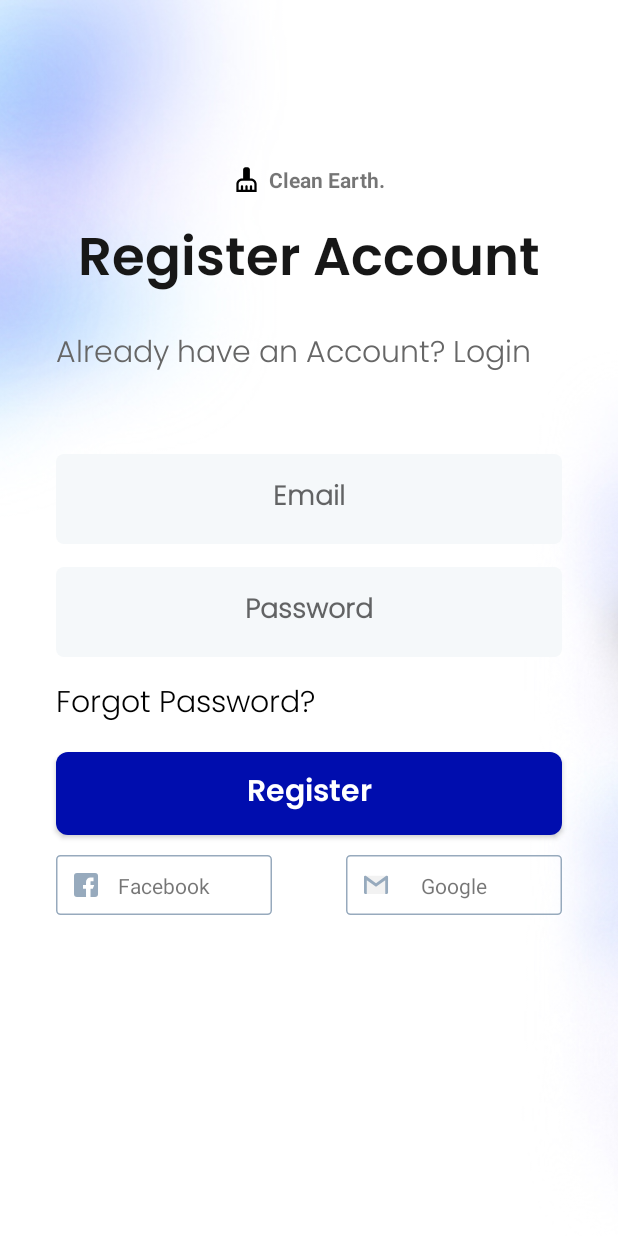
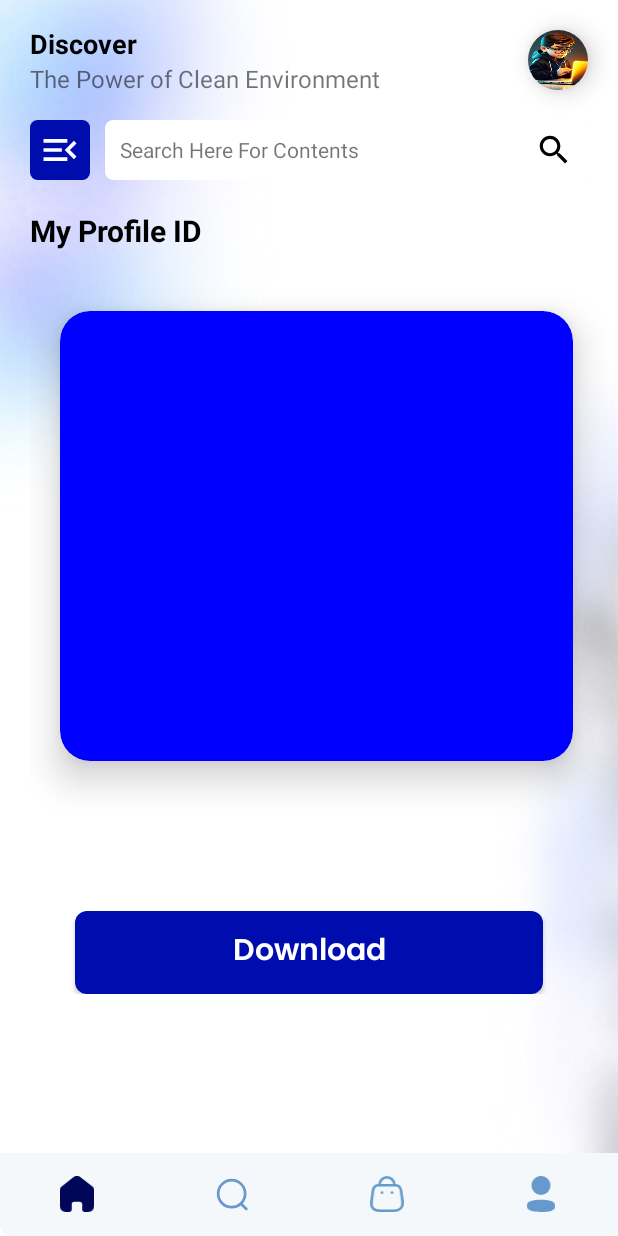
Before and after one commit to ERIC10000/WasteManagerApp, an Android app: the screen it shows after launch (MainActivity before the commit, HomeActivity after it), on a phone screen of 412 x 824 dp. Run offline under Robolectric (Android 15) with nearby library versions, the phone set to English and light mode, and no system bars.

```diff
--- a/app/src/main/AndroidManifest.xml
+++ b/app/src/main/AndroidManifest.xml
@@ -12,6 +12,9 @@
         android:theme="@style/Theme.WasteManagerApp"
         tools:targetApi="31">
         <activity
+            android:name=".MainActivity"
+            android:exported="false" />
+        <activity
             android:name=".RegisterActivity"
             android:exported="false" />
         <activity
@@ -24,7 +27,7 @@
             android:name=".IntroductionActivity"
             android:exported="false" />
         <activity
-            android:name=".MainActivity"
+            android:name=".HomeActivity"
             android:exported="true">
             <intent-filter>
                 <action android:name="android.intent.action.MAIN" />
--- /dev/null
+++ b/app/src/main/java/com/example/wastemanagerapp/HomeActivity.kt
@@ -0,0 +1,54 @@
+package com.example.wastemanagerapp
+
+import androidx.appcompat.app.AppCompatActivity
+import android.os.Bundle
+import android.widget.Toast
+import androidx.fragment.app.Fragment
+import com.google.android.material.bottomnavigation.BottomNavigationView
+
+class HomeActivity : AppCompatActivity() {
+    private lateinit var bottomNavigation: BottomNavigationView
+    override fun onCreate(savedInstanceState: Bundle?) {
+        super.onCreate(savedInstanceState)
+        setContentView(R.layout.activity_home)
+
+        bottomNavigation = findViewById(R.id.bottom_navigation)
+        bottomNavigation.setOnItemSelectedListener { menuItem ->
+            when(menuItem.itemId){
+
+                R.id.home -> {
+                    replaceFragment(HomeFragment())
+                }
+
+                R.id.search -> {
+                    replaceFragment(SearchFragment())
+                }
+
+
+                R.id.cart -> {
+                    replaceFragment(NotificationFragment())
+                }
+
+                R.id.profile -> {
+                    replaceFragment(ProfileFragment())
+                }
+
+            } // end when
+            true
+        }
+        replaceFragment(HomeFragment())
+
+//        bottomNavigation.getOrCreateBadge(R.id.bottom_reels).apply {
+//            number = 5
+//            isVisible = true
+//        }
+
+
+
+
+    }// end onCreate
+
+    private fun replaceFragment(fragment: Fragment){
+        supportFragmentManager.beginTransaction().replace(R.id.fragment, fragment).commit()
+    }
+}
--- /dev/null
+++ b/app/src/main/java/com/example/wastemanagerapp/HomeFragment.kt
@@ -0,0 +1,59 @@
+package com.example.wastemanagerapp
+
+import android.os.Bundle
+import androidx.fragment.app.Fragment
+import android.view.LayoutInflater
+import android.view.View
+import android.view.ViewGroup
+
+// TODO: Rename parameter arguments, choose names that match
+// the fragment initialization parameters, e.g. ARG_ITEM_NUMBER
+private const val ARG_PARAM1 = "param1"
+private const val ARG_PARAM2 = "param2"
+
+/**
+ * A simple [Fragment] subclass.
+ * Use the [HomeFragment.newInstance] factory method to
+ * create an instance of this fragment.
+ */
+class HomeFragment : Fragment() {
+    // TODO: Rename and change types of parameters
+    private var param1: String? = null
+    private var param2: String? = null
+
+    override fun onCreate(savedInstanceState: Bundle?) {
+        super.onCreate(savedInstanceState)
+        arguments?.let {
+            param1 = it.getString(ARG_PARAM1)
+            param2 = it.getString(ARG_PARAM2)
+        }
+    }
+
+    override fun onCreateView(
+        inflater: LayoutInflater, container: ViewGroup?,
+        savedInstanceState: Bundle?
+    ): View? {
+        // Inflate the layout for this fragment
+        return inflater.inflate(R.layout.fragment_home, container, false)
+    }
+
+    companion object {
+        /**
+         * Use this factory method to create a new instance of
+         * this fragment using the provided parameters.
+         *
+         * @param param1 Parameter 1.
+         * @param param2 Parameter 2.
+         * @return A new instance of fragment HomeFragment.
+         */
+        // TODO: Rename and change types and number of parameters
+        @JvmStatic
+        fun newInstance(param1: String, param2: String) =
+            HomeFragment().apply {
+                arguments = Bundle().apply {
+                    putString(ARG_PARAM1, param1)
+                    putString(ARG_PARAM2, param2)
+                }
+            }
+    }
+}
--- /dev/null
+++ b/app/src/main/res/drawable/baseline_search_24.xml
@@ -0,0 +1,5 @@
+<vector android:height="24dp" android:tint="#000000"
+    android:viewportHeight="24" android:viewportWidth="24"
+    android:width="24dp" xmlns:android="http://schemas.android.com/apk/res/android">
+    <path android:fillColor="@android:color/white" android:pathData="M15.5,14h-0.79l-0.28,-0.27C15.41,12.59 16,11.11 16,9.5 16,5.91 13.09,3 9.5,3S3,5.91 3,9.5 5.91,16 9.5,16c1.61,0 3.09,-0.59 4.23,-1.57l0.27,0.28v0.79l5,4.99L20.49,19l-4.99,-5zM9.5,14C7.01,14 5,11.99 5,9.5S7.01,5 9.5,5 14,7.01 14,9.5 11.99,14 9.5,14z"/>
+</vector>
--- /dev/null
+++ b/app/src/main/res/drawable/menu_icon.xml
@@ -0,0 +1,5 @@
+<vector android:autoMirrored="true" android:height="24dp"
+    android:tint="#FFFFFF" android:viewportHeight="24"
+    android:viewportWidth="24" android:width="24dp" xmlns:android="http://schemas.android.com/apk/res/android">
+    <path android:fillColor="@android:color/white" android:pathData="M3,18h13v-2L3,16v2zM3,13h10v-2L3,11v2zM3,6v2h13L16,6L3,6zM21,15.59L17.42,12 21,8.41 19.59,7l-5,5 5,5L21,15.59z"/>
+</vector>
--- /dev/null
+++ b/app/src/main/res/layout/activity_home.xml
@@ -0,0 +1,38 @@
+<?xml version="1.0" encoding="utf-8"?>
+<androidx.constraintlayout.widget.ConstraintLayout xmlns:android="http://schemas.android.com/apk/res/android"
+    xmlns:app="http://schemas.android.com/apk/res-auto"
+    xmlns:tools="http://schemas.android.com/tools"
+    android:layout_width="match_parent"
+    android:layout_height="match_parent"
+    android:background="@drawable/blury_background"
+    tools:context=".HomeActivity">
+
+    <FrameLayout
+        android:id="@+id/fragment"
+        android:layout_width="match_parent"
+        android:layout_height="match_parent"
+        app:layout_constraintBottom_toTopOf="@id/bottom_navigation"
+        app:layout_constraintEnd_toEndOf="parent"
+        app:layout_constraintStart_toStartOf="parent"
+        app:layout_constraintTop_toTopOf="parent"/>
+
+
+    <com.google.android.material.bottomnavigation.BottomNavigationView
+        android:id="@+id/bottom_navigation"
+        android:layout_width="match_parent"
+        android:layout_height="55dp"
+        android:background="@drawable/bottom_navigation_background"
+        app:elevation="0dp"
+        app:itemIconTint="@drawable/bottom_nav_item_background"
+        app:itemPaddingBottom="10dp"
+        app:itemPaddingTop="10dp"
+        app:itemRippleColor="@color/g_white"
+        app:labelVisibilityMode="unlabeled"
+        app:layout_constraintBottom_toBottomOf="parent"
+        app:layout_constraintEnd_toEndOf="parent"
+        app:layout_constraintStart_toStartOf="parent"
+        app:menu="@menu/bottom_navigation_menu" />
+
+
+
+</androidx.constraintlayout.widget.ConstraintLayout>
--- a/app/src/main/res/layout/activity_main.xml
+++ b/app/src/main/res/layout/activity_main.xml
@@ -4,7 +4,7 @@
     xmlns:tools="http://schemas.android.com/tools"
     android:layout_width="match_parent"
     android:layout_height="match_parent"
-    tools:context=".MainActivity">
+    tools:context=".RegisterActivity">
 
     <ImageView
         android:layout_width="match_parent"
@@ -59,93 +59,62 @@
             android:layout_marginTop="15dp"/>
 
         <EditText
-            android:id="@+id/emailLogin"
+            android:id="@+id/firstName"
             android:layout_width="0dp"
             android:layout_height="60dp"
             app:layout_constraintStart_toStartOf="@id/guidelineLeft"
             app:layout_constraintEnd_toEndOf="@id/guidelineRight"
             app:layout_constraintTop_toBottomOf="@id/Quality"
             style="@style/editText"
-            android:hint="Email"
-            android:inputType="textEmailAddress"
+            android:hint="First Name"
             android:layout_marginTop="50dp"/>
 
+
+
         <EditText
-            android:id="@+id/passwordLogin"
+            android:id="@+id/lastName"
             android:layout_width="0dp"
             android:layout_height="60dp"
             app:layout_constraintStart_toStartOf="@id/guidelineLeft"
             app:layout_constraintEnd_toEndOf="@id/guidelineRight"
-            app:layout_constraintTop_toBottomOf="@id/emailLogin"
+            app:layout_constraintTop_toBottomOf="@id/firstName"
             style="@style/editText"
-            android:hint="Password"
+            android:hint="Last Name"
+            android:layout_marginTop="15dp"/>
+
+        <EditText
+            android:id="@+id/email"
+            android:layout_width="0dp"
+            android:layout_height="60dp"
+            app:layout_constraintStart_toStartOf="@id/guidelineLeft"
+            app:layout_constraintEnd_toEndOf="@id/guidelineRight"
+            app:layout_constraintTop_toBottomOf="@id/lastName"
+            style="@style/editText"
+            android:hint="Email Address"
             android:inputType="textPassword"
             android:layout_marginTop="15dp"/>
 
 
-        <TextView
-            android:id="@+id/ForgotLogin"
+        <ImageView
+            android:id="@+id/textIcon"
             android:layout_width="wrap_content"
             android:layout_height="wrap_content"
-            app:layout_constraintStart_toStartOf="@id/guidelineLeft"
-            app:layout_constraintTop_toBottomOf="@id/passwordLogin"
-            android:textAlignment="center"
-            style="@style/h2"
-            android:gravity="center"
-            android:text="Forgot Password?"
-            android:layout_marginTop="15dp"
-            android:textColor="@color/black"/>
-
-        <androidx.appcompat.widget.AppCompatButton
-            android:id="@+id/btn_login"
-            android:layout_width="0dp"
-            android:layout_height="55dp"
-            style="@style/blueButtonStyle"
-            android:fontFamily="@font/poppins_thin"
-            android:text="Register"
-            android:layout_marginTop="15dp"
-            android:textColor="@color/white"
-            app:layout_constraintEnd_toEndOf="@id/guidelineRight"
-            app:layout_constraintStart_toStartOf="@id/guidelineLeft"
-            app:layout_constraintTop_toBottomOf="@id/ForgotLogin" />
-
-
-        <ImageView
-            android:id="@+id/facebookLogin"
-            android:layout_width="wrap_content"
-            android:layout_height="wrap_content"
-            android:layout_marginTop="13dp"
-            app:layout_constraintStart_toStartOf="@id/guidelineLeft"
-            app:layout_constraintTop_toBottomOf="@id/btn_login"
-            android:src="@drawable/facebook_login"/>
+            android:src="@drawable/arrow_right"
+            android:paddingEnd="50dp"
+            app:layout_constraintBottom_toBottomOf="parent"
+            app:layout_constraintEnd_toEndOf="parent"
+            android:layout_marginBottom="20dp"/>
 
         <TextView
             android:layout_width="wrap_content"
             android:layout_height="wrap_content"
-            android:text="Facebook"
-            app:layout_constraintStart_toStartOf="@id/facebookLogin"
-            app:layout_constraintTop_toTopOf="@id/facebookLogin"
-            app:layout_constraintBottom_toBottomOf="@id/facebookLogin"
-            app:layout_constraintEnd_toEndOf="@id/facebookLogin"/>
-
-
-        <ImageView
-            android:id="@+id/googleLogin"
-            android:layout_width="wrap_content"
-            android:layout_height="wrap_content"
-            android:layout_marginTop="13dp"
-            app:layout_constraintEnd_toEndOf="@id/guidelineRight"
-            app:layout_constraintTop_toBottomOf="@id/btn_login"
-            android:src="@drawable/google_login"/>
-
-        <TextView
-            android:layout_width="wrap_content"
-            android:layout_height="wrap_content"
-            android:text="Google"
-            app:layout_constraintStart_toStartOf="@id/googleLogin"
-            app:layout_constraintTop_toTopOf="@id/googleLogin"
-            app:layout_constraintBottom_toBottomOf="@id/googleLogin"
-            app:layout_constraintEnd_toEndOf="@id/googleLogin"/>
+            android:text="Next"
+            app:layout_constraintStart_toStartOf="@id/textIcon"
+            app:layout_constraintEnd_toEndOf="@id/textIcon"
+            android:textColor="@color/black"
+            app:layout_constraintBottom_toBottomOf="@id/textIcon"
+            app:layout_constraintTop_toTopOf="@id/textIcon"
+            />
 
 
 
--- /dev/null
+++ b/app/src/main/res/layout/fragment_home.xml
@@ -0,0 +1,183 @@
+<?xml version="1.0" encoding="utf-8"?>
+<FrameLayout xmlns:android="http://schemas.android.com/apk/res/android"
+    xmlns:tools="http://schemas.android.com/tools"
+    android:layout_width="match_parent"
+    android:layout_height="match_parent"
+    xmlns:app="http://schemas.android.com/apk/res-auto"
+    tools:context=".HomeFragment">
+
+    <LinearLayout
+        android:layout_width="match_parent"
+        android:layout_height="match_parent"
+        android:orientation="vertical">
+
+
+        <LinearLayout
+            android:layout_width="match_parent"
+            android:layout_height="80dp"
+            android:gravity="center_vertical"
+            android:layout_marginStart="20dp">
+
+            <LinearLayout
+                android:layout_width="match_parent"
+                android:layout_height="wrap_content"
+                android:layout_weight="1"
+                android:orientation="vertical">
+
+                <TextView
+                    android:layout_width="wrap_content"
+                    android:layout_height="wrap_content"
+                    android:textSize="18dp"
+                    android:textColor="@color/black"
+                    android:textStyle="bold"
+                    android:text="Discover"/>
+
+                <TextView
+                    android:layout_width="wrap_content"
+                    android:layout_height="wrap_content"
+                    android:textSize="16dp"
+                    android:text="The Power of Clean Environment"/>
+
+
+
+
+            </LinearLayout>
+
+            <androidx.cardview.widget.CardView
+                android:layout_width="40dp"
+                android:layout_height="40dp"
+                app:cardCornerRadius="100dp"
+                android:layout_marginEnd="20dp"
+                app:cardElevation="10dp">
+
+                <ImageView
+                    android:layout_width="match_parent"
+                    android:layout_height="match_parent"
+                    android:scaleType="fitXY"
+                    android:src="@drawable/profile"/>
+
+
+            </androidx.cardview.widget.CardView>
+
+
+        </LinearLayout>
+
+        <LinearLayout
+            android:layout_width="match_parent"
+            android:layout_height="wrap_content"
+            android:layout_marginStart="20dp"
+            android:layout_marginEnd="20dp">
+
+            <androidx.cardview.widget.CardView
+                android:layout_width="40dp"
+                android:layout_height="40dp"
+                app:cardCornerRadius="5dp"
+                app:cardElevation="0dp">
+
+                <LinearLayout
+                    android:layout_width="match_parent"
+                    android:layout_height="match_parent"
+                    android:background="@color/g_blue">
+
+                    <ImageView
+                        android:layout_width="match_parent"
+                        android:layout_height="match_parent"
+                        android:src="@drawable/menu_icon"
+                        android:padding="5dp"/>
+
+
+                </LinearLayout>
+
+
+            </androidx.cardview.widget.CardView>
+
+            <androidx.cardview.widget.CardView
+                android:layout_width="match_parent"
+                android:layout_height="40dp"
+                app:cardCornerRadius="5dp"
+                android:layout_marginStart="10dp">
+
+                <LinearLayout
+                    android:layout_width="match_parent"
+                    android:layout_height="match_parent"
+                    android:gravity="center_vertical">
+
+                    <TextView
+                        android:layout_width="match_parent"
+                        android:layout_height="wrap_content"
+                        android:text="Search Here For Contents"
+                        android:layout_marginStart="10dp"
+                        android:layout_weight="1"/>
+
+                    <ImageView
+                        android:layout_width="25dp"
+                        android:layout_height="25dp"
+                        android:src="@drawable/baseline_search_24"
+                        android:layout_marginEnd="10dp"/>
+
+
+
+                </LinearLayout>
+
+            </androidx.cardview.widget.CardView>
+
+
+        </LinearLayout>
+
+        <androidx.constraintlayout.widget.ConstraintLayout
+            android:id="@+id/profileCard"
+            android:layout_marginTop="20dp"
+            android:layout_marginStart="20dp"
+            android:layout_width="match_parent"
+            android:layout_height="wrap_content">
+
+            <TextView
+                android:id="@+id/tvProfile"
+                android:layout_width="wrap_content"
+                android:layout_height="wrap_content"
+                android:text="My Profile ID"
+                android:textColor="@color/black"
+                android:textSize="20sp"
+                android:textStyle="bold"
+                app:layout_constraintStart_toStartOf="parent"
+                app:layout_constraintTop_toTopOf="parent"
+                android:layout_marginBottom="20dp"/>
+
+            <androidx.cardview.widget.CardView
+                android:id="@+id/cardView"
+                android:layout_width="match_parent"
+                android:layout_height="300dp"
+                android:layout_marginStart="20dp"
+                android:layout_marginTop="40dp"
+                android:layout_marginEnd="30dp"
+                app:cardBackgroundColor="#0000FF"
+                app:cardCornerRadius="20dp"
+                app:cardElevation="15dp"
+                app:layout_constraintEnd_toEndOf="@id/tvProfile"
+                app:layout_constraintStart_toStartOf="@id/tvProfile"
+                app:layout_constraintTop_toBottomOf="@id/tvProfile">
+
+
+            </androidx.cardview.widget.CardView>
+
+
+            <androidx.appcompat.widget.AppCompatButton
+                android:id="@+id/btn_login"
+                style="@style/blueButtonStyle"
+                android:layout_width="0dp"
+                android:layout_height="55dp"
+                android:fontFamily="@font/poppins_thin"
+                android:text="Download"
+                android:layout_marginLeft="30dp"
+                android:layout_marginRight="50dp"
+                android:layout_marginTop="100dp"
+                android:textColor="@color/white"
+                app:layout_constraintEnd_toEndOf="parent"
+                app:layout_constraintStart_toStartOf="parent"
+                app:layout_constraintTop_toBottomOf="@+id/cardView" />
+        </androidx.constraintlayout.widget.ConstraintLayout>
+
+
+    </LinearLayout>
+
+</FrameLayout>
--- /dev/null
+++ b/app/src/main/res/menu/bottom_navigation_menu.xml
@@ -0,0 +1,22 @@
+<?xml version="1.0" encoding="utf-8"?>
+<menu xmlns:android="http://schemas.android.com/apk/res/android">
+    <item
+        android:title="Home"
+        android:icon="@drawable/ic_home"
+        android:id="@+id/home"/>
+
+    <item
+        android:title="Search"
+        android:icon="@drawable/ic_search"
+        android:id="@+id/search"/>
+
+    <item
+        android:title="Cart"
+        android:icon="@drawable/ic_cart"
+        android:id="@+id/cart"/>
+
+    <item
+        android:title="Profile"
+        android:icon="@drawable/ic_profile"
+        android:id="@+id/profile"/>
+</menu>
--- a/app/src/main/res/values/strings.xml
+++ b/app/src/main/res/values/strings.xml
@@ -1,3 +1,5 @@
 <resources>
     <string name="app_name">WasteManagerApp</string>
+    <!-- TODO: Remove or change this placeholder text -->
+    <string name="hello_blank_fragment">Hello blank fragment</string>
 </resources>
```
Also changed, not shown: app/src/main/java/com/example/wastemanagerapp/NotificationFragment.kt (added, +59 -0 lines), app/src/main/java/com/example/wastemanagerapp/ProfileFragment.kt (added, +59 -0 lines), app/src/main/java/com/example/wastemanagerapp/SearchFragment.kt (added, +59 -0 lines), app/src/main/res/layout/activity_register.xml (+4 -17 lines), app/src/main/res/layout/fragment_notification.xml (added, +15 -0 lines), app/src/main/res/layout/fragment_profile.xml (added, +15 -0 lines), app/src/main/res/layout/fragment_search.xml (added, +15 -0 lines), app/src/main/res/drawable/profile.jpg (added).
